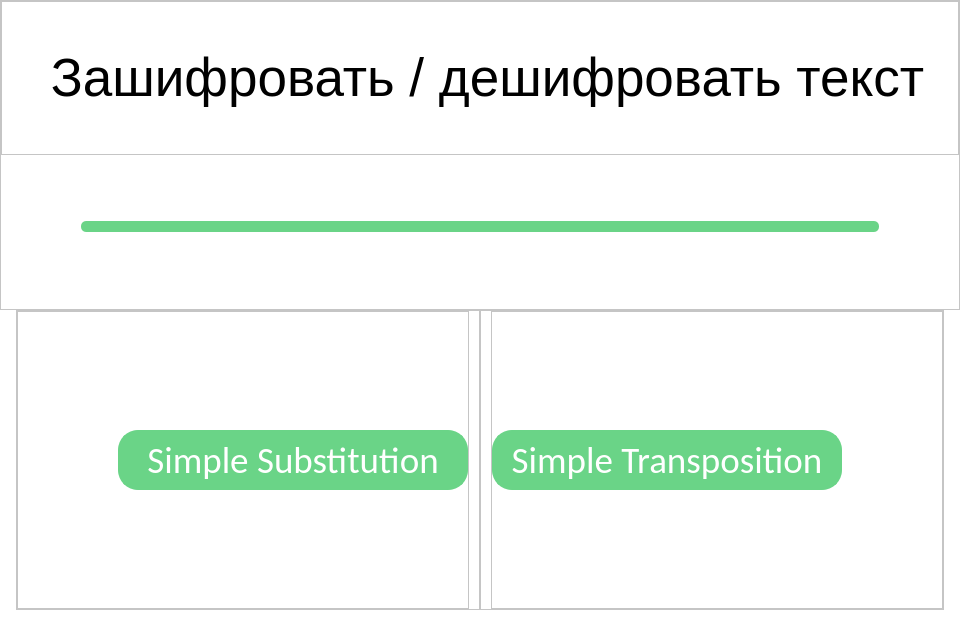
First picture: the form in core/lib/uis/start/Start.ui, repository exorevan/Smart-Computer, before the edit.
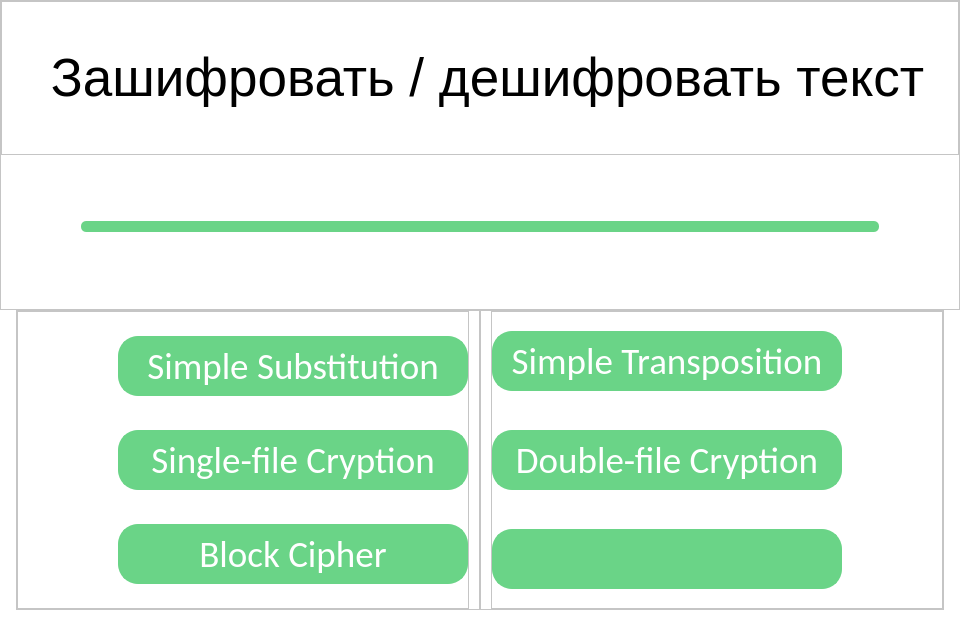
Second picture: the form after the edit.

Commit message: Add new transposition and substitution ciphers

Patch:
```diff
--- a/core/lib/uis/start/Start.ui
+++ b/core/lib/uis/start/Start.ui
@@ -242,6 +242,8 @@
               <number>0</number>
              </property>
              <item>
+              <layout class="QVBoxLayout" name="verticalLayout_13">
+               <item>
               <widget class="QPushButton" name="openSubstituteButton">
                <property name="minimumSize">
                 <size>
@@ -458,6 +460,86 @@
                </property>
               </widget>
              </item>
+               <item>
+                <widget class="QPushButton" name="openSingleFileButton">
+                 <property name="minimumSize">
+                  <size>
+                   <width>0</width>
+                   <height>60</height>
+                  </size>
+                 </property>
+                 <property name="font">
+                  <font>
+                   <family>Calibri</family>
+                   <pointsize>28</pointsize>
+                  </font>
+                 </property>
+                 <property name="styleSheet">
+                  <string notr="true">
+QPushButton{
+background-color: #6ad487;
+border-radius: 20;
+color: white; 
+
+border: 2px solid #6ad487;
+}
+
+QPushButton:hover {
+
+	
+	
+	border-color: rgb(255, 255, 255);
+	font: 28pt &quot;Broadway&quot;;
+}
+
+</string>
+                 </property>
+                 <property name="text">
+                  <string>Single-file Cryption</string>
+                 </property>
+                </widget>
+               </item>
+               <item>
+                <widget class="QPushButton" name="openBlockCipherButton">
+                 <property name="minimumSize">
+                  <size>
+                   <width>0</width>
+                   <height>60</height>
+                  </size>
+                 </property>
+                 <property name="font">
+                  <font>
+                   <family>Calibri</family>
+                   <pointsize>28</pointsize>
+                  </font>
+                 </property>
+                 <property name="styleSheet">
+                  <string notr="true">
+QPushButton{
+background-color: #6ad487;
+border-radius: 20;
+color: white; 
+
+border: 2px solid #6ad487;
+}
+
+QPushButton:hover {
+
+	
+	
+	border-color: rgb(255, 255, 255);
+	font: 28pt &quot;Broadway&quot;;
+}
+
+</string>
+                 </property>
+                 <property name="text">
+                  <string>Block Cipher</string>
+                 </property>
+                </widget>
+               </item>
+              </layout>
+             </item>
             </layout>
            </widget>
           </item>
@@ -495,7 +577,8 @@
          </layout>
         </item>
         <item>
-         <layout class="QHBoxLayout" name="horizontalLayout_3">
+         <layout class="QHBoxLayout" name="horizontalLayout_3"/>
+        </item>
           <item>
            <widget class="QFrame" name="frame_5">
             <property name="frameShape">
@@ -521,6 +604,11 @@
               <number>0</number>
              </property>
              <item>
+            <layout class="QVBoxLayout" name="verticalLayout_10">
+             <property name="sizeConstraint">
+              <enum>QLayout::SetMaximumSize</enum>
+             </property>
+             <item>
               <widget class="QPushButton" name="openTranspositionButton">
                <property name="minimumSize">
                 <size>
@@ -565,10 +653,88 @@
                </property>
               </widget>
              </item>
-            </layout>
-           </widget>
-          </item>
-         </layout>
+             <item>
+              <widget class="QPushButton" name="openDoubleFileButton">
+               <property name="minimumSize">
+                <size>
+                 <width>0</width>
+                 <height>60</height>
+                </size>
+               </property>
+               <property name="font">
+                <font>
+                 <family>Calibri</family>
+                 <pointsize>28</pointsize>
+                </font>
+               </property>
+               <property name="styleSheet">
+                <string notr="true">
+QPushButton{
+background-color: #6ad487;
+border-radius: 20;
+color: white; 
+
+border: 2px solid #6ad487;
+}
+
+QPushButton:hover {
+
+	
+	
+	border-color: rgb(255, 255, 255);
+	font: 28pt &quot;Broadway&quot;;
+}
+
+</string>
+               </property>
+               <property name="text">
+                <string>Double-file Cryption</string>
+               </property>
+              </widget>
+             </item>
+             <item>
+              <widget class="QPushButton" name="pushButton_4">
+               <property name="minimumSize">
+                <size>
+                 <width>0</width>
+                 <height>60</height>
+                </size>
+               </property>
+               <property name="font">
+                <font>
+                 <family>Calibri</family>
+                 <pointsize>28</pointsize>
+                </font>
+               </property>
+               <property name="styleSheet">
+                <string notr="true">
+QPushButton{
+background-color: #6ad487;
+border-radius: 20;
+color: white; 
+
+border: 2px solid #6ad487;
+}
+
+QPushButton:hover {
+
+	
+	
+	border-color: rgb(255, 255, 255);
+	font: 28pt &quot;Broadway&quot;;
+}
+
+</string>
+               </property>
+               <property name="text">
+                <string/>
+               </property>
+              </widget>
+             </item>
+            </layout>
+           </item>
+          </layout>
+         </widget>
         </item>
        </layout>
       </widget>
```
Lines whose indentation alone changed are shown as unchanged. The commit also changes 18 other files.
